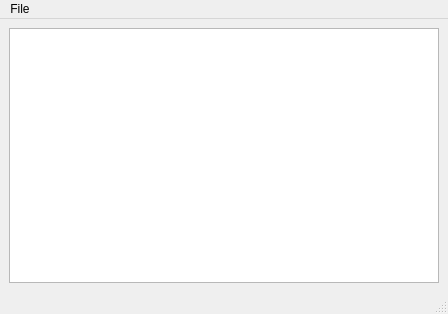
Above: mainwindow.ui from ThKattanek/vgm_player before the change. Below: the same form after it.
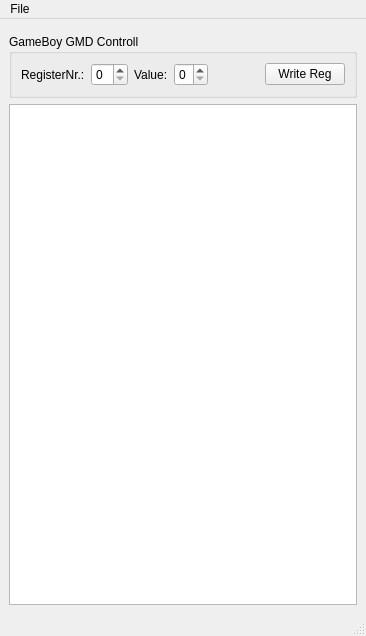
That is the form after the change. Custom widgets are drawn as their Qt base class.

Commit message: - added audio oscilloscope and write gameboy registers

```diff
--- a/mainwindow.ui
+++ b/mainwindow.ui
@@ -6,15 +6,90 @@
    <rect>
     <x>0</x>
     <y>0</y>
-    <width>448</width>
-    <height>314</height>
+    <width>366</width>
+    <height>636</height>
    </rect>
   </property>
+  <property name="sizePolicy">
+   <sizepolicy hsizetype="Minimum" vsizetype="Preferred">
+    <horstretch>0</horstretch>
+    <verstretch>0</verstretch>
+   </sizepolicy>
+  </property>
   <property name="windowTitle">
    <string>MainWindow</string>
   </property>
   <widget class="QWidget" name="centralwidget">
    <layout class="QVBoxLayout" name="verticalLayout">
+    <item>
+     <widget class="OscilloscopeWidget" name="oscilloscope" native="true"/>
+    </item>
+    <item>
+     <widget class="QGroupBox" name="groupBox">
+      <property name="title">
+       <string>GameBoy GMD Controll</string>
+      </property>
+      <layout class="QHBoxLayout" name="horizontalLayout_2">
+       <item>
+        <widget class="QLabel" name="label">
+         <property name="text">
+          <string>RegisterNr.:</string>
+         </property>
+        </widget>
+       </item>
+       <item>
+        <widget class="QSpinBox" name="gb_reg_num">
+         <property name="minimum">
+          <number>0</number>
+         </property>
+         <property name="maximum">
+          <number>47</number>
+         </property>
+         <property name="displayIntegerBase">
+          <number>16</number>
+         </property>
+        </widget>
+       </item>
+       <item>
+        <widget class="QLabel" name="label_2">
+         <property name="text">
+          <string>Value:</string>
+         </property>
+        </widget>
+       </item>
+       <item>
+        <widget class="QSpinBox" name="gb_reg_value">
+         <property name="maximum">
+          <number>255</number>
+         </property>
+         <property name="displayIntegerBase">
+          <number>16</number>
+         </property>
+        </widget>
+       </item>
+       <item>
+        <spacer name="horizontalSpacer">
+         <property name="orientation">
+          <enum>Qt::Horizontal</enum>
+         </property>
+         <property name="sizeHint" stdset="0">
+          <size>
+           <width>40</width>
+           <height>20</height>
+          </size>
+         </property>
+        </spacer>
+       </item>
+       <item>
+        <widget class="QPushButton" name="gb_write_reg">
+         <property name="text">
+          <string>Write Reg</string>
+         </property>
+        </widget>
+       </item>
+      </layout>
+     </widget>
+    </item>
     <item>
      <widget class="QPlainTextEdit" name="log_output">
       <property name="font">
@@ -41,8 +116,8 @@
     <rect>
      <x>0</x>
      <y>0</y>
-     <width>448</width>
-     <height>21</height>
+     <width>366</width>
+     <height>20</height>
     </rect>
    </property>
    <widget class="QMenu" name="menuFile">
@@ -73,6 +148,14 @@
    </property>
   </action>
  </widget>
+ <customwidgets>
+  <customwidget>
+   <class>OscilloscopeWidget</class>
+   <extends>QWidget</extends>
+   <header>widgets/oscilloscope_widget.h</header>
+   <container>1</container>
+  </customwidget>
+ </customwidgets>
  <resources/>
  <connections/>
 </ui>
```
The commit also changes 8 other files.
